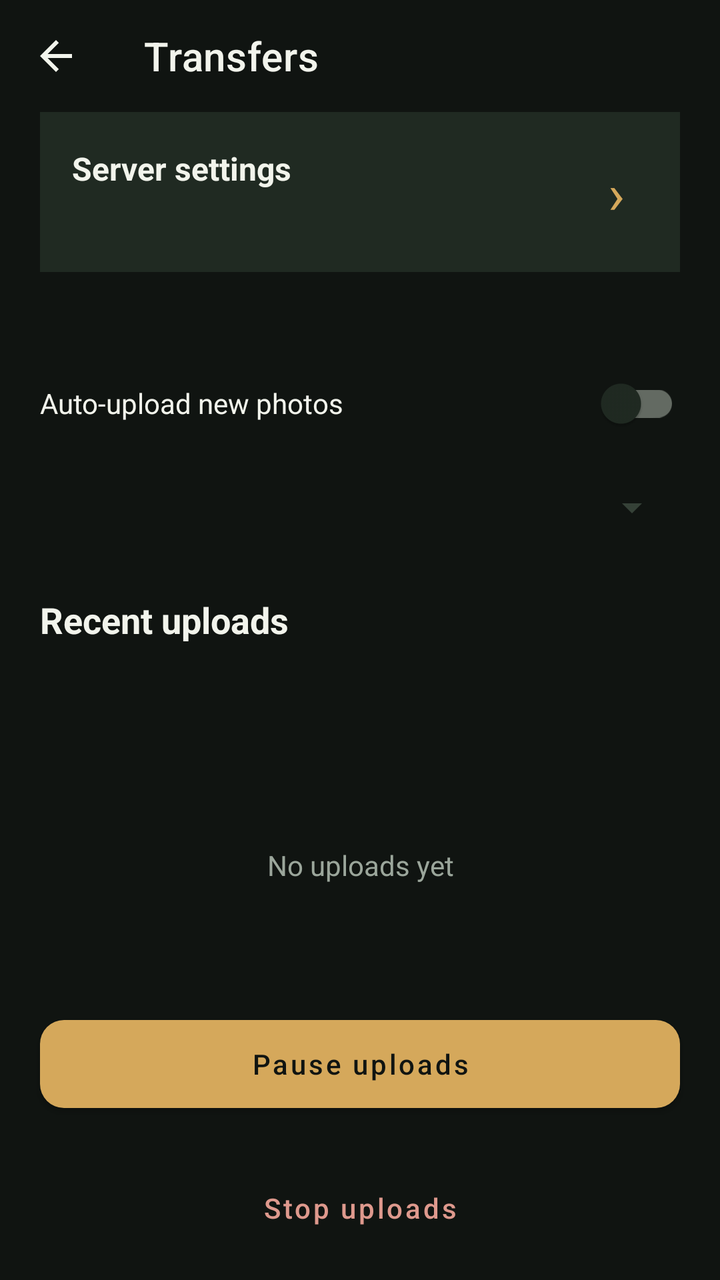
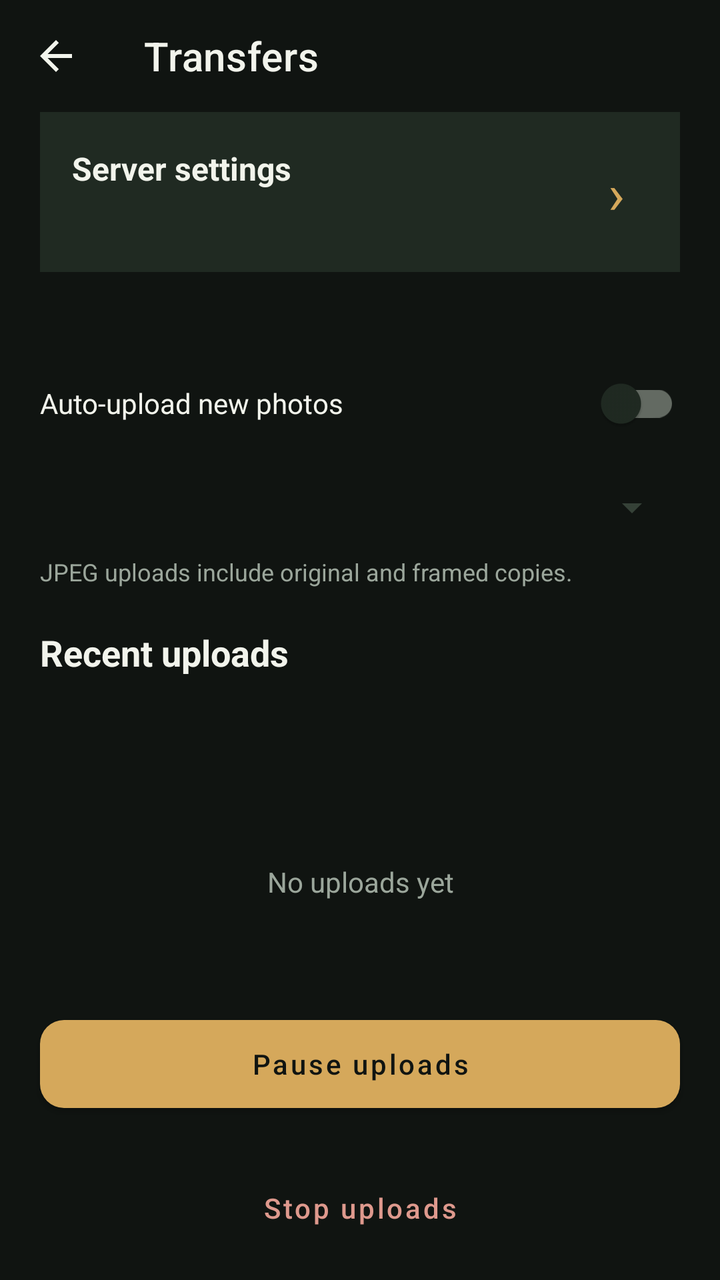

Compare the two renders of this Android layout. The source of the first and the diff that turns it into the second are given below.
<!-- AndroidManifest.xml: activity theme Theme.RuangFoto.Transfers -->
<!-- res/layout/activity_upload.xml -->
<LinearLayout xmlns:android="http://schemas.android.com/apk/res/android" xmlns:app="http://schemas.android.com/apk/res-auto" android:layout_width="match_parent" android:layout_height="match_parent" android:orientation="vertical" android:background="@color/transfer_background">
    <com.google.android.material.appbar.MaterialToolbar android:id="@+id/toolbar" android:layout_width="match_parent" android:layout_height="?attr/actionBarSize" app:title="@string/transfers_title" app:titleTextColor="@color/transfer_text" app:navigationIcon="@drawable/ic_transfer_back" app:navigationContentDescription="@string/transfer_back" />
    <LinearLayout android:layout_width="match_parent" android:layout_height="wrap_content" android:orientation="vertical" android:paddingHorizontal="20dp">
        <LinearLayout android:id="@+id/serverSettingsRow" android:layout_width="match_parent" android:layout_height="wrap_content" android:orientation="horizontal" android:gravity="center_vertical" android:padding="16dp" android:background="@color/transfer_surface" android:foreground="?attr/selectableItemBackground" android:clickable="true" android:focusable="true">
            <LinearLayout android:layout_width="0dp" android:layout_height="wrap_content" android:layout_weight="1" android:orientation="vertical">
                <TextView android:layout_width="match_parent" android:layout_height="wrap_content" android:text="@string/transfer_server_settings" android:textColor="@color/transfer_text" android:textSize="16sp" android:textStyle="bold" />
                <TextView android:id="@+id/serverSummary" android:layout_width="match_parent" android:layout_height="wrap_content" android:layout_marginTop="6dp" android:textColor="@color/transfer_muted" android:textSize="13sp" />
            </LinearLayout>
            <TextView android:layout_width="32dp" android:layout_height="48dp" android:gravity="center" android:text="›" android:importantForAccessibility="no" android:textSize="28sp" android:textColor="@color/transfer_accent" />
        </LinearLayout>
        <TextView android:id="@+id/sessionName" android:layout_width="match_parent" android:layout_height="wrap_content" android:layout_marginTop="20dp" android:textColor="@color/transfer_muted" android:textSize="13sp" />
        <com.google.android.material.switchmaterial.SwitchMaterial android:id="@+id/autoUploadCheck" android:layout_width="match_parent" android:layout_height="56dp" android:text="@string/transfer_auto_send" android:textColor="@color/transfer_text" app:useMaterialThemeColors="true" />
        <Spinner android:id="@+id/photoFilterSpinner" android:layout_width="match_parent" android:layout_height="48dp" android:backgroundTint="@color/transfer_border" />
        <TextView android:layout_width="match_parent" android:layout_height="wrap_content" android:layout_marginTop="20dp" android:text="@string/transfer_recent_files" android:textColor="@color/transfer_text" android:textSize="18sp" android:textStyle="bold" />
        <TextView android:id="@+id/queueSummary" android:layout_width="match_parent" android:layout_height="wrap_content" android:layout_marginTop="6dp" android:textColor="@color/transfer_muted" android:textSize="13sp" />
        <TextView android:id="@+id/transferProgress" android:layout_width="match_parent" android:layout_height="wrap_content" android:layout_marginTop="6dp" android:textColor="@color/transfer_accent" android:textSize="13sp" android:accessibilityLiveRegion="polite" />
    </LinearLayout>
    <FrameLayout android:layout_width="match_parent" android:layout_height="0dp" android:layout_weight="1" android:layout_marginHorizontal="20dp" android:layout_marginTop="12dp">
        <ListView android:id="@+id/queueList" android:layout_width="match_parent" android:layout_height="match_parent" android:divider="@color/transfer_border" android:dividerHeight="1dp" android:clipToPadding="false" android:paddingBottom="8dp" />
        <TextView android:id="@+id/emptyQueue" android:layout_width="match_parent" android:layout_height="match_parent" android:gravity="center" android:text="@string/transfer_empty" android:textColor="@color/transfer_muted" />
    </FrameLayout>
    <com.google.android.material.button.MaterialButton android:id="@+id/transferToggleButton" style="@style/Widget.RuangFoto.Transfer.Button" android:layout_width="match_parent" android:layout_height="56dp" android:layout_margin="20dp" android:layout_marginBottom="0dp" android:text="@string/transfer_pause" />
    <com.google.android.material.button.MaterialButton android:id="@+id/stopUploadsButton" style="@style/Widget.RuangFoto.Transfer.TextButton" android:layout_width="match_parent" android:layout_height="48dp" android:layout_marginHorizontal="20dp" android:layout_marginBottom="12dp" android:text="@string/transfer_stop" android:textColor="@color/transfer_stop" />
</LinearLayout>
<!-- resources referenced by this layout -->
<resources>
  <color name="transfer_accent">#D5A85B</color>
  <color name="transfer_background">#101411</color>
  <color name="transfer_border">#354137</color>
  <color name="transfer_muted">#9BA69B</color>
  <color name="transfer_stop">#DE998D</color>
  <color name="transfer_surface">#202A22</color>
  <color name="transfer_text">#F2F4EC</color>
  <!-- drawable ic_transfer_back (drawable) -->
  <vector xmlns:android="http://schemas.android.com/apk/res/android"
      android:width="24dp" android:height="24dp" android:viewportWidth="24" android:viewportHeight="24">
      <path android:fillColor="@color/transfer_text" android:pathData="M20,11H7.83L13.42,5.41L12,4L4,12L12,20L13.41,18.59L7.83,13H20V11Z" />
  </vector>
  <string name="transfer_auto_send">Auto-upload new photos</string>
  <string name="transfer_back">Back</string>
  <string name="transfer_empty">No uploads yet</string>
  <string name="transfer_pause">Pause uploads</string>
  <string name="transfer_recent_files">Recent uploads</string>
  <string name="transfer_server_settings">Server settings</string>
  <string name="transfer_stop">Stop uploads</string>
  <string name="transfers_title">Transfers</string>
  <style name="Widget.RuangFoto.Transfer.Button" parent="Widget.MaterialComponents.Button">
          <item name="backgroundTint">@color/transfer_accent</item>
          <item name="android:textColor">@color/transfer_background</item>
          <item name="android:textAllCaps">false</item>
          <item name="cornerRadius">12dp</item>
          <item name="android:minHeight">48dp</item>
      </style>
  <style name="Widget.RuangFoto.Transfer.TextButton" parent="Widget.MaterialComponents.Button.TextButton">
          <item name="android:textColor">@color/transfer_accent</item>
          <item name="android:textAllCaps">false</item>
          <item name="android:minHeight">48dp</item>
      </style>
  <style name="Theme.RuangFoto.Transfers" parent="Theme.SonyGphotoTest">
          <item name="colorPrimary">@color/transfer_accent</item>
          <item name="colorPrimaryVariant">@color/transfer_surface</item>
          <item name="colorSecondary">@color/transfer_accent</item>
          <item name="colorOnPrimary">@color/transfer_background</item>
          <item name="colorOnSurface">@color/transfer_text</item>
          <item name="colorSurface">@color/transfer_surface</item>
          <item name="android:colorBackground">@color/transfer_background</item>
          <item name="android:textColorPrimary">@color/transfer_text</item>
          <item name="android:textColorSecondary">@color/transfer_muted</item>
          <item name="android:textColorHint">@color/transfer_muted</item>
          <item name="android:statusBarColor">@color/transfer_background</item>
          <item name="android:navigationBarColor">@color/transfer_background</item>
          <item name="android:windowLightStatusBar">false</item>
          <item name="android:windowLightNavigationBar">false</item>
      </style>
  <style name="Theme.SonyGphotoTest" parent="Theme.MaterialComponents.DayNight.NoActionBar">
          <item name="colorPrimary">@color/purple_500</item>
          <item name="colorPrimaryVariant">@color/purple_700</item>
          <item name="colorOnPrimary">@color/white</item>
          <item name="colorSecondary">@color/teal_200</item>
          <item name="colorSecondaryVariant">@color/teal_700</item>
          <item name="colorOnSecondary">@color/black</item>
  
          <item name="windowActionBar">false</item>
          <item name="windowNoTitle">true</item>
  
          <item name="android:statusBarColor">?attr/colorPrimaryVariant</item>
      </style>
  <color name="purple_500">#FF6200EE</color>
  <color name="purple_700">#FF3700B3</color>
  <color name="white">#FFFFFFFF</color>
  <color name="teal_200">#FF03DAC5</color>
  <color name="teal_700">#FF018786</color>
  <color name="black">#FF000000</color>
</resources>

<!-- the commit's change to res/layout/activity_upload.xml (unified diff, before → after) -->
@@ -11,6 +11,7 @@
         <TextView android:id="@+id/sessionName" android:layout_width="match_parent" android:layout_height="wrap_content" android:layout_marginTop="20dp" android:textColor="@color/transfer_muted" android:textSize="13sp" />
         <com.google.android.material.switchmaterial.SwitchMaterial android:id="@+id/autoUploadCheck" android:layout_width="match_parent" android:layout_height="56dp" android:text="@string/transfer_auto_send" android:textColor="@color/transfer_text" app:useMaterialThemeColors="true" />
         <Spinner android:id="@+id/photoFilterSpinner" android:layout_width="match_parent" android:layout_height="48dp" android:backgroundTint="@color/transfer_border" />
+        <TextView android:layout_width="match_parent" android:layout_height="wrap_content" android:text="@string/transfer_jpeg_includes_frames" android:textColor="@color/transfer_muted" android:textSize="12sp" />
         <TextView android:layout_width="match_parent" android:layout_height="wrap_content" android:layout_marginTop="20dp" android:text="@string/transfer_recent_files" android:textColor="@color/transfer_text" android:textSize="18sp" android:textStyle="bold" />
         <TextView android:id="@+id/queueSummary" android:layout_width="match_parent" android:layout_height="wrap_content" android:layout_marginTop="6dp" android:textColor="@color/transfer_muted" android:textSize="13sp" />
         <TextView android:id="@+id/transferProgress" android:layout_width="match_parent" android:layout_height="wrap_content" android:layout_marginTop="6dp" android:textColor="@color/transfer_accent" android:textSize="13sp" android:accessibilityLiveRegion="polite" />
<!-- resource entries referenced after the edit -->
@@ -15,6 +15,7 @@
   <string name="transfer_auto_send">Auto-upload new photos</string>
   <string name="transfer_back">Back</string>
   <string name="transfer_empty">No uploads yet</string>
+  <string name="transfer_jpeg_includes_frames">JPEG uploads include original and framed copies.</string>
   <string name="transfer_pause">Pause uploads</string>
   <string name="transfer_recent_files">Recent uploads</string>
   <string name="transfer_server_settings">Server settings</string>
